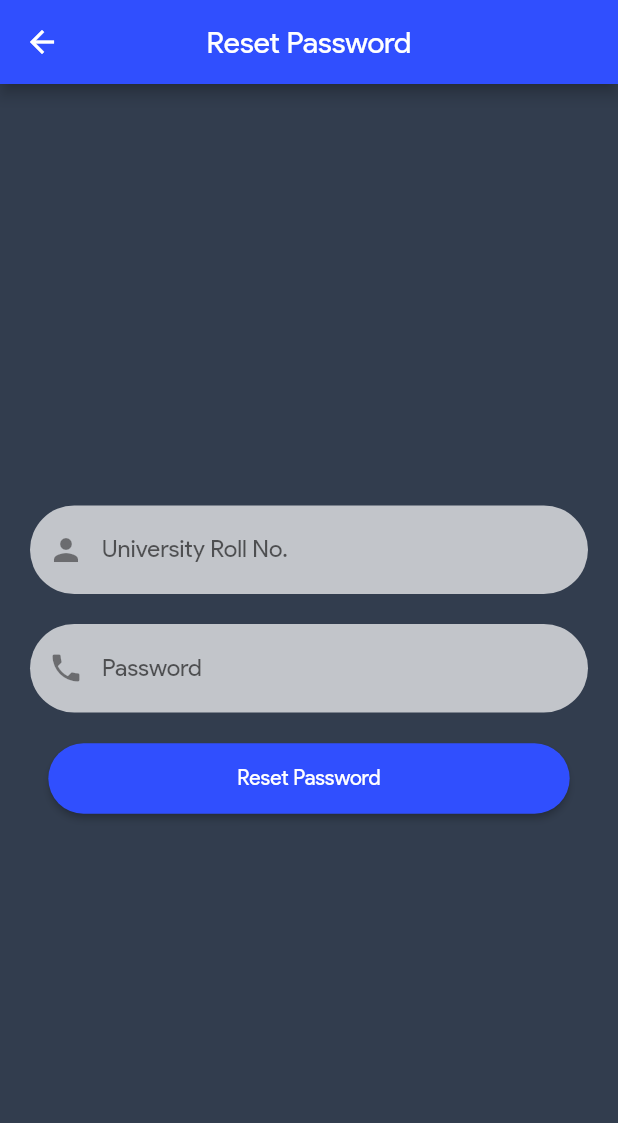
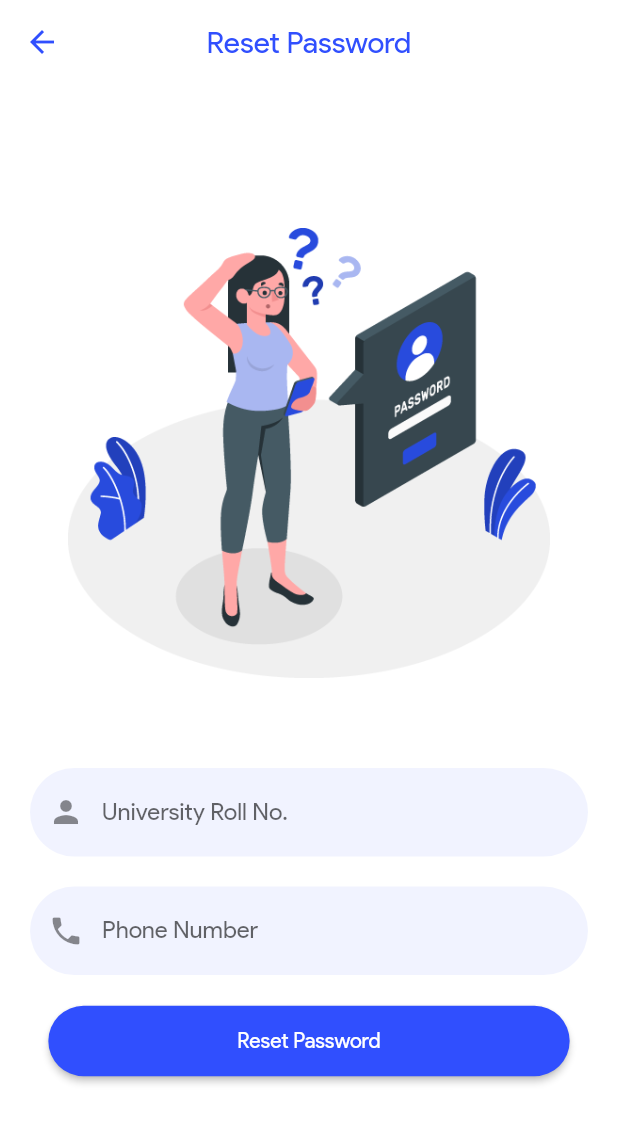
Before and after one commit to kishanhitk/jumsRebootFlutter, a Flutter app: the screen it shows after launch, after a tap on "Forgot Password?", on a phone screen of 412 x 824 dp. Shown: the top 1123 px of the screen. Run offline on Flutter 3.47's test engine with Material 2 defaults, Android fonts, the phone set to English and light mode, and no system bars; our stand-ins replace flutter_spinkit, font_awesome_flutter, google_fonts, share, shared_preferences; missing offline and left inert: flutter_full_pdf_viewer, share_extend.

Commit message:
Redesigned forgot password page, and login page

```diff
--- a/lib/forgotpassword.dart
+++ b/lib/forgotpassword.dart
@@ -3,6 +3,7 @@ import 'dart:convert';
 import 'package:flutter/cupertino.dart';
 import 'package:flutter/material.dart';
 import 'package:http/http.dart';
+import 'package:jumsRebootFlutter/reusables/widgets.dart';
 
 class ForgotPassword extends StatefulWidget {
   @override
@@ -54,17 +55,34 @@ class _ForgotPasswordState extends State<ForgotPassword> {
   @override
   Widget build(BuildContext context) {
     return Scaffold(
-      backgroundColor: Color(0xff323D4E),
+      backgroundColor: Colors.white,
       appBar: AppBar(
+        backgroundColor: Colors.white,
+        elevation: 0,
+        iconTheme: IconThemeData(color: Theme.of(context).primaryColor),
         centerTitle: true,
-        title: Text("Reset Password"),
+        title: Text(
+          "Reset Password",
+          style: TextStyle(color: Theme.of(context).primaryColor),
         ),
-      body: Column(
+      ),
+      body: Center(
+        child: isLoading
+            ? MyLoading()
+            : SingleChildScrollView(
+                child: Center(
+                  child: Column(
                     mainAxisAlignment: MainAxisAlignment.center,
                     children: [
-          isLoading
-              ? Center(child: CircularProgressIndicator())
-              : Form(
+                      Padding(
+                        padding: const EdgeInsets.only(bottom: 50.0),
+                        child: Container(
+                            height: 300,
+                            child: Hero(
+                                tag: "FOR",
+                                child: Image.asset('assets/forgot.png'))),
+                      ),
+                      Form(
                         key: _formKey,
                         child: Column(
                           mainAxisAlignment: MainAxisAlignment.center,
@@ -80,8 +98,7 @@ class _ForgotPasswordState extends State<ForgotPassword> {
                                     return null;
                                 },
                                 decoration: InputDecoration(
-                              fillColor: Colors.white70 ??
-                                  Color(
+                                    fillColor: Color(
                                       0x11304ffe,
                                     ),
                                     labelText: "University Roll No.",
@@ -115,12 +132,11 @@ class _ForgotPasswordState extends State<ForgotPassword> {
                                     return null;
                                 },
                                 decoration: InputDecoration(
-                              fillColor: Colors.white70 ??
-                                  Color(
+                                    fillColor: Color(
                                       0x11304ffe,
                                     ),
                                     filled: true,
-                              labelText: "Password",
+                                    labelText: "Phone Number",
                                     floatingLabelBehavior:
                                         FloatingLabelBehavior.never,
                                     prefixIcon: Icon(
@@ -198,6 +214,9 @@ class _ForgotPasswordState extends State<ForgotPassword> {
                       ),
                     ],
                   ),
+                ),
+              ),
+      ),
     );
   }
 }
--- a/lib/loginPage.dart
+++ b/lib/loginPage.dart
@@ -9,6 +9,7 @@ import 'package:jumsRebootFlutter/forgotpassword.dart';
 import 'package:jumsRebootFlutter/models/semsterButtons.dart';
 import 'package:jumsRebootFlutter/models/user.dart';
 import 'package:jumsRebootFlutter/profilePage.dart';
+import 'package:jumsRebootFlutter/reusables/widgets.dart';
 import 'package:shared_preferences/shared_preferences.dart';
 
 class LoginPage extends StatefulWidget {
@@ -67,7 +68,7 @@ class _LoginPageState extends State<LoginPage> {
       });
       Navigator.push(
         context,
-        CupertinoPageRoute(
+        MaterialPageRoute(
           builder: (context) => ProfilePage(
             user: user,
             pass: pass,
@@ -91,16 +92,13 @@ class _LoginPageState extends State<LoginPage> {
   @override
   Widget build(BuildContext context) {
     return Scaffold(
-      backgroundColor: Color(0xff323D4E),
-      body: SingleChildScrollView(
-        child: Center(
+      backgroundColor: Colors.white ?? Color(0xff323D4E),
+      body: Center(
         child: Container(
           child: isLoading
-                ? Center(
-                    child: SpinKitCubeGrid(
-                    color: Theme.of(context).primaryColor,
-                  ))
-                : Column(
+              ? MyLoading()
+              : SingleChildScrollView(
+                  child: Column(
                     mainAxisAlignment: MainAxisAlignment.center,
                     children: [
                       Image.asset('assets/logo_trans.png'),
@@ -122,8 +120,7 @@ class _LoginPageState extends State<LoginPage> {
                                 decoration: InputDecoration(
                                     filled: true,
                                     hintText: "University Roll No.",
-                                    fillColor: Colors.white70 ??
-                                        Color(
+                                    fillColor: Color(
                                       0x11304ffe,
                                     ),
                                     prefixIcon: Icon(
@@ -154,8 +151,7 @@ class _LoginPageState extends State<LoginPage> {
                                 },
                                 obscureText: _isObscureText,
                                 decoration: InputDecoration(
-                                    fillColor: Colors.white70 ??
-                                        Color(
+                                    fillColor: Color(
                                       0x11304ffe,
                                     ),
                                     filled: true,
@@ -186,14 +182,17 @@ class _LoginPageState extends State<LoginPage> {
                                 onPressed: () {
                                   Navigator.push(
                                       context,
-                                      CupertinoPageRoute(
+                                      MaterialPageRoute(
                                           builder: (context) =>
                                               ForgotPassword()));
                                 },
+                                child: Hero(
+                                  tag: "FOR",
                                   child: Text(
                                     "Forgot Password?",
                                     style: TextStyle(
                                         color: Theme.of(context).primaryColor),
+                                  ),
                                 )),
                             Padding(
                               padding: const EdgeInsets.all(10.0),
--- /dev/null
+++ b/lib/reusables/widgets.dart
@@ -0,0 +1,25 @@
+import 'package:flutter/material.dart';
+import 'package:flutter_spinkit/flutter_spinkit.dart';
+
+class MyLoading extends StatelessWidget {
+  const MyLoading({
+    Key key,
+  }) : super(key: key);
+
+  @override
+  Widget build(BuildContext context) {
+    return Center(
+        child: Column(
+      mainAxisAlignment: MainAxisAlignment.center,
+      children: [
+        SpinKitSquareCircle(
+          color: Theme.of(context).primaryColor,
+        ),
+        Padding(
+          padding: const EdgeInsets.all(15.0),
+          child: Text("Loading..."),
+        )
+      ],
+    ));
+  }
+}
```
Also changed, not shown: assets/512w/3275432.png (added), assets/forgot.png (added). Lines whose indentation alone changed are shown as unchanged.
